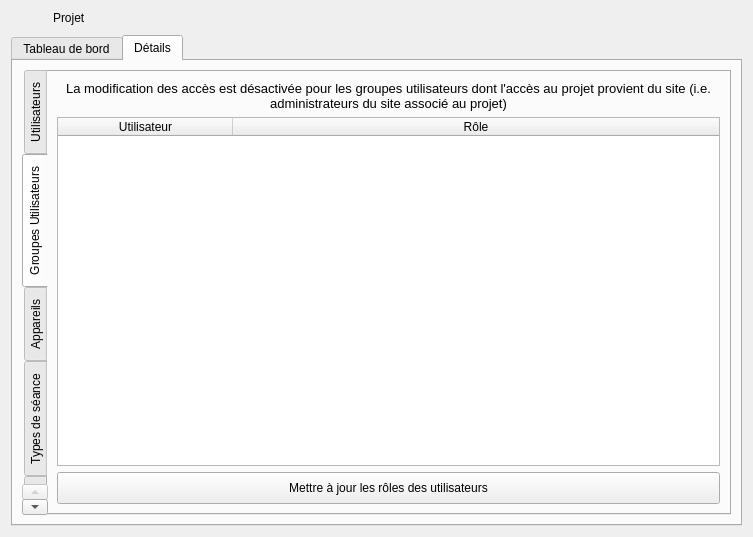
The window that client/src/editors/ProjectWidget.ui (introlab/openteraplus) describes before a commit, drawn with Qt 5.
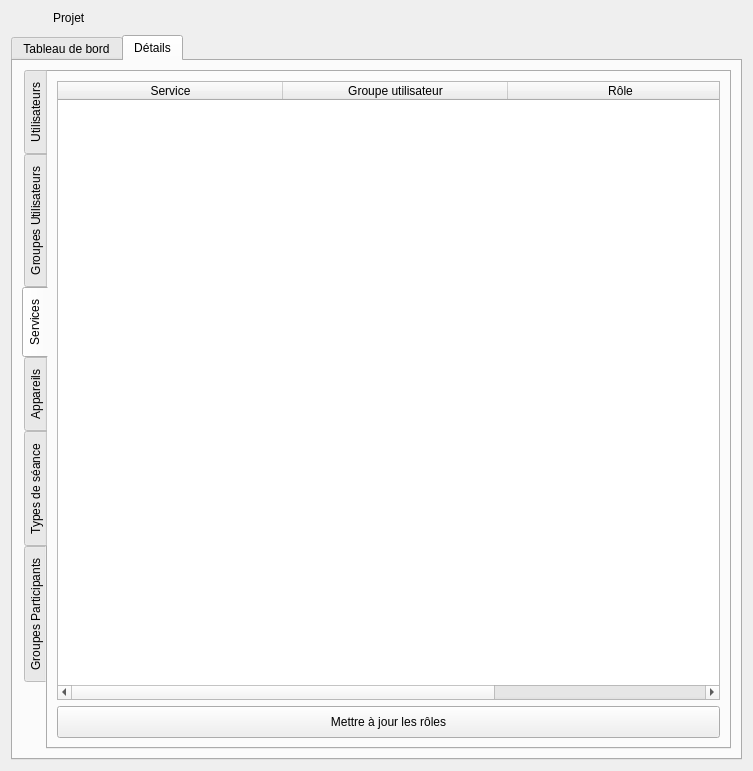
The same window after the commit. Icons and pictures are not drawn. Custom widgets are drawn as their Qt base class.

Commit message: Refs #3. Added service roles for user groups in ProjectWidget

Patch:
```diff
--- a/client/src/editors/ProjectWidget.ui
+++ b/client/src/editors/ProjectWidget.ui
@@ -7,7 +7,7 @@
     <x>0</x>
     <y>0</y>
     <width>753</width>
-    <height>537</height>
+    <height>771</height>
    </rect>
   </property>
   <property name="windowTitle">
@@ -542,7 +542,7 @@
           <enum>QTabWidget::West</enum>
          </property>
          <property name="currentIndex">
-          <number>1</number>
+          <number>2</number>
          </property>
          <property name="iconSize">
           <size>
@@ -550,6 +550,12 @@
            <height>20</height>
           </size>
          </property>
+         <property name="elideMode">
+          <enum>Qt::ElideNone</enum>
+         </property>
+         <property name="tabBarAutoHide">
+          <bool>false</bool>
+         </property>
          <widget class="QWidget" name="tabUsers">
           <attribute name="icon">
            <iconset resource="../../resources/TeraClient.qrc">
@@ -694,7 +700,93 @@
               <cursorShape>PointingHandCursor</cursorShape>
              </property>
              <property name="text">
-              <string>Mettre à jour les rôles des utilisateurs</string>
+              <string>Mettre à jour les rôles</string>
+             </property>
+             <property name="icon">
+              <iconset resource="../../resources/TeraClient.qrc">
+               <normaloff>:/icons/save.png</normaloff>:/icons/save.png</iconset>
+             </property>
+             <property name="iconSize">
+              <size>
+               <width>24</width>
+               <height>24</height>
+              </size>
+             </property>
+            </widget>
+           </item>
+          </layout>
+         </widget>
+         <widget class="QWidget" name="tabServices">
+          <attribute name="icon">
+           <iconset resource="../../resources/TeraClient.qrc">
+            <normaloff>:/icons/service.png</normaloff>:/icons/service.png</iconset>
+          </attribute>
+          <attribute name="title">
+           <string>Services</string>
+          </attribute>
+          <layout class="QVBoxLayout" name="verticalLayout_8">
+           <item>
+            <widget class="QTableWidget" name="tableServices">
+             <property name="editTriggers">
+              <set>QAbstractItemView::NoEditTriggers</set>
+             </property>
+             <property name="showDropIndicator" stdset="0">
+              <bool>false</bool>
+             </property>
+             <property name="dragDropOverwriteMode">
+              <bool>false</bool>
+             </property>
+             <property name="selectionMode">
+              <enum>QAbstractItemView::NoSelection</enum>
+             </property>
+             <property name="selectionBehavior">
+              <enum>QAbstractItemView::SelectRows</enum>
+             </property>
+             <property name="sortingEnabled">
+              <bool>true</bool>
+             </property>
+             <property name="columnCount">
+              <number>3</number>
+             </property>
+             <attribute name="horizontalHeaderDefaultSectionSize">
+              <number>225</number>
+             </attribute>
+             <attribute name="horizontalHeaderShowSortIndicator" stdset="0">
+              <bool>true</bool>
+             </attribute>
+             <attribute name="horizontalHeaderStretchLastSection">
+              <bool>true</bool>
+             </attribute>
+             <column>
+              <property name="text">
+               <string>Service</string>
+              </property>
+             </column>
+             <column>
+              <property name="text">
+               <string>Groupe utilisateur</string>
+              </property>
+             </column>
+             <column>
+              <property name="text">
+               <string>Rôle</string>
+              </property>
+             </column>
+            </widget>
+           </item>
+           <item>
+            <widget class="QPushButton" name="btnUpdateServiceRoles">
+             <property name="minimumSize">
+              <size>
+               <width>0</width>
+               <height>32</height>
+              </size>
+             </property>
+             <property name="cursor">
+              <cursorShape>PointingHandCursor</cursorShape>
+             </property>
+             <property name="text">
+              <string>Mettre à jour les rôles</string>
              </property>
              <property name="icon">
               <iconset resource="../../resources/TeraClient.qrc">
```
Left out of the diff: 2 changed lines with no effect on the pictures. The commit also changes 7 other files.
